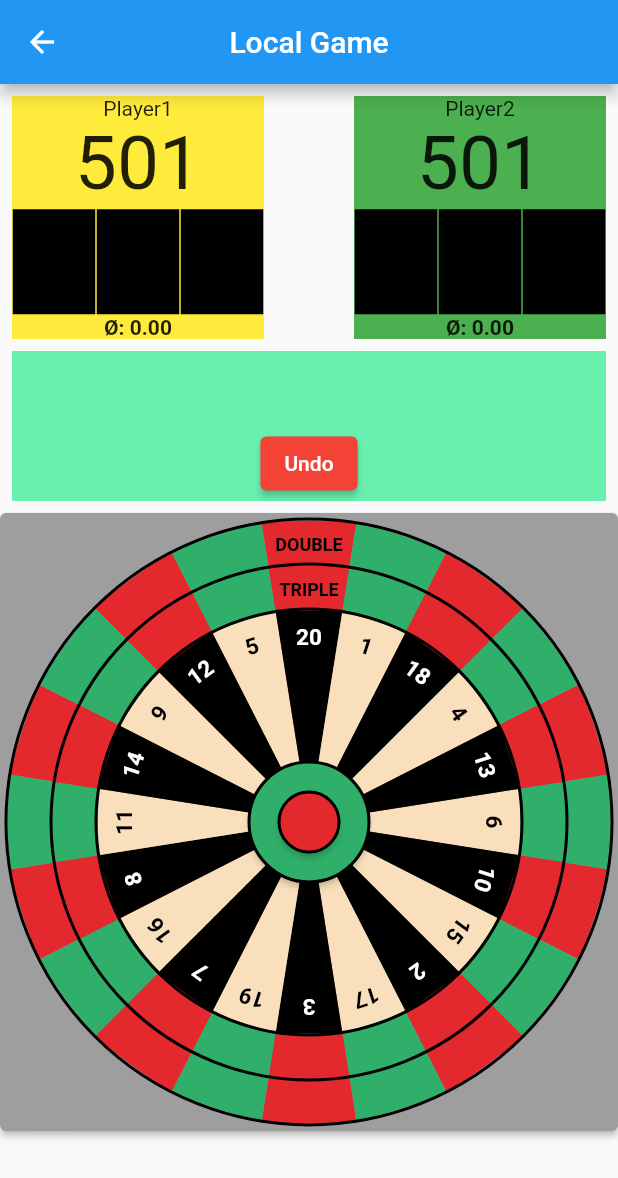
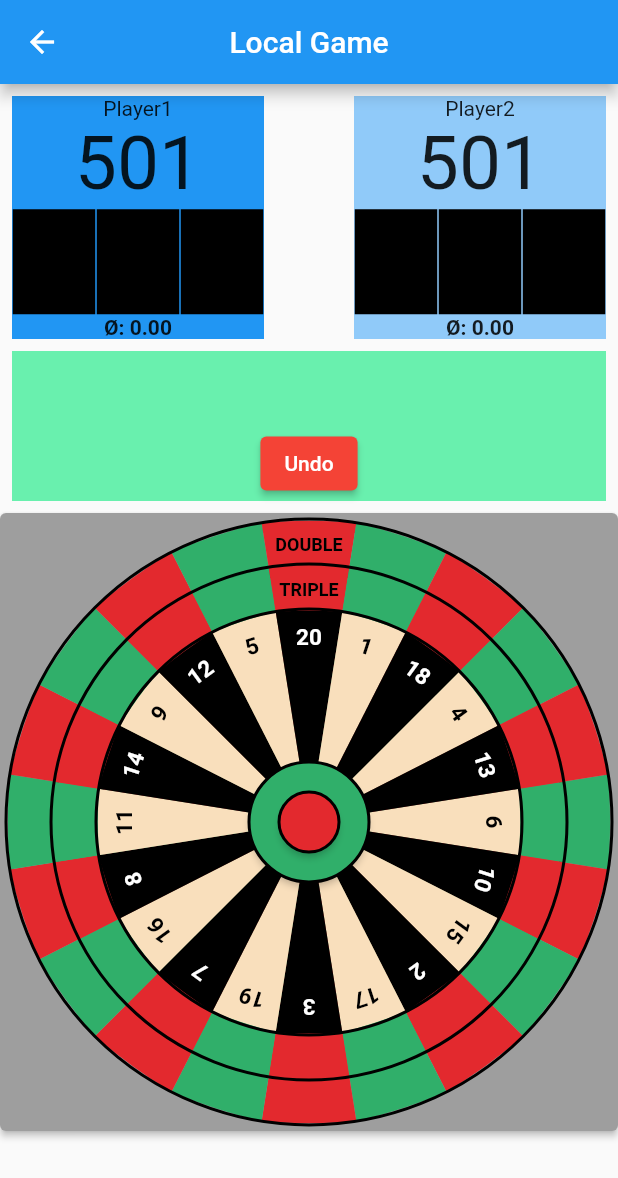
Before and after one commit to betusin/darts-counter, a Flutter app: the LocalGame screen opened by its route, on a phone screen of 412 x 824 dp. Shown: the top 1178 px of the screen. Run offline on Flutter 3.47's test engine with Material 2 defaults, Android fonts, the phone set to English and light mode, and no system bars; our stand-ins replace firebase_auth, firebase_core, fl_chart; missing offline and left inert: firebase_ui_auth; accounts and stored records are empty; generated files the repository leaves out were written again.

Commit message:
feat(UI): player card in shades of blue

```diff
--- a/lib/widgets/game_state/score_card.dart
+++ b/lib/widgets/game_state/score_card.dart
@@ -20,7 +20,7 @@ class ScoreCard extends StatelessWidget {
 
     return Container(
       alignment: Alignment.center,
-      color: isMyTurn ? Colors.yellow : Colors.green,
+      color: isMyTurn ? Colors.blue : Colors.blue[200],
       child: Column(
         mainAxisSize: MainAxisSize.max,
         mainAxisAlignment: MainAxisAlignment.spaceEvenly,
```
